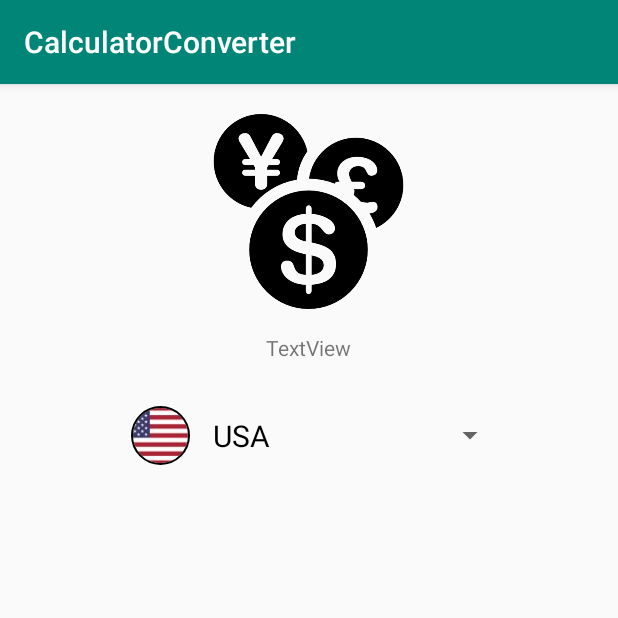
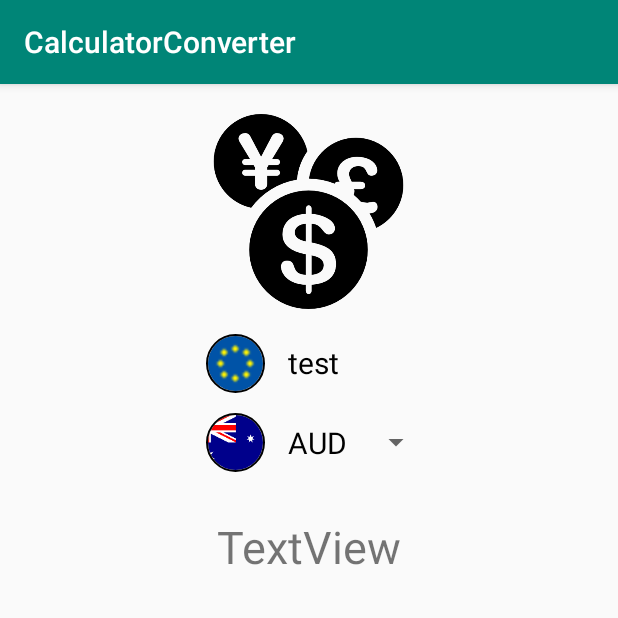
Before and after one commit to karadimou-mar/calculator_converter, an Android app: the CurrencyActivity screen opened directly, with no data from a screen before it, on a phone screen of 412 x 824 dp, the top half of it. Run offline under Robolectric (Android 15) with nearby library versions, the phone set to English and light mode, and no system bars; our stand-ins replace CircleImageView; pictures from the network do not load.

Commit message:
Rates from API stored in a hashmap

```diff
--- a/app/src/main/java/com/example/calculatorconverter/CurrencyActivity.kt
+++ b/app/src/main/java/com/example/calculatorconverter/CurrencyActivity.kt
@@ -13,39 +13,60 @@ import kotlinx.android.synthetic.main.activity_currency.*
 import retrofit2.Call
 import retrofit2.Callback
 import retrofit2.Response
+import java.lang.reflect.Field
 
 class CurrencyActivity : AppCompatActivity() {
+
+    val hashMap = hashMapOf(
+        "AUD" to 0.0,
+        "CAD" to 0.0,
+        "CNY" to 0.0,
+        "GBP" to 0.0,
+        "JPY" to 0.0,
+        "USD" to 0.0
+    )
 
     override fun onCreate(savedInstanceState: Bundle?) {
         super.onCreate(savedInstanceState)
         setContentView(R.layout.activity_currency)
 
-       //getRates()
+        getRates()
 
-      spinner.adapter = CountriesArrayAdapter(this,
-          listOf(
-              Countries(R.drawable.usd, "USA"),
-              Countries(R.drawable.cad, "CANADA"),
-              Countries(R.drawable.gbp, "GREAT BRITAIN"),
-              Countries(R.drawable.jpy, "JAPAN")
-          ))
+        spinner.adapter = CountriesArrayAdapter(
+            this,
+            listOf(
+
+                Countries(R.drawable.aud, "AUD"),
+                Countries(R.drawable.cad, "CAD"),
+                Countries(R.drawable.cny, "CNY"),
+                Countries(R.drawable.gbp, "GBP"),
+                Countries(R.drawable.jpy, "JPY"),
+                Countries(R.drawable.usd, "USD")
+            )
+        )
+
+
 
         spinner.onItemSelectedListener = object : AdapterView.OnItemSelectedListener {
             override fun onNothingSelected(p0: AdapterView<*>?) {
-                TODO("not implemented") //To change body of created functions use File | Settings | File Templates.
+
             }
 
             override fun onItemSelected(p0: AdapterView<*>?, p1: View?, p2: Int, p3: Long) {
                 Log.d("TESTING", "LALALALALALLA")
-                getRates()
+                //getRates()
             }
 
         }
-}
+        //textView_currency.text = ""
 
-    private fun getRates(){
+
+
+    }
+
+    private fun getRates() {
         val call: Call<Currency> = CurrencyAPIClient.getLatest()
-        call.enqueue(object: Callback<Currency>{
+        call.enqueue(object : Callback<Currency> {
             override fun onFailure(call: Call<Currency>, t: Throwable) {
                 t.printStackTrace()
                 Log.e("FAILED CONNECTION", t.message)
@@ -54,8 +75,18 @@ class CurrencyActivity : AppCompatActivity() {
             override fun onResponse(call: Call<Currency>, response: Response<Currency>) {
                 val response: Currency? = response.body()
                 val rates: Rates = response!!.rates
-                Log.d("RESPONSE", ""+rates.USD)
-                textView_currency.text = rates.USD.toString()
+                //Log.d("RESPONSE", "" + rates.USD)
+                //textView_currency.text = rates.USD.toString()
+                hashMap["AUD"] = rates.AUD
+                hashMap["CAD"] = rates.CAD
+                hashMap["CNY"] = rates.CNY
+                hashMap["GBP"] = rates.GBP
+                hashMap["JPY"] = rates.JPY
+                hashMap["USD"] = rates.USD
+
+                for (hash in hashMap){
+                    Log.d("RATES", ""+hash.value)
+                }
             }
 
         })
--- a/app/src/main/java/com/example/calculatorconverter/MainActivity.kt
+++ b/app/src/main/java/com/example/calculatorconverter/MainActivity.kt
@@ -42,10 +42,11 @@ class MainActivity : AppCompatActivity(){
     }
 
     fun onDecimalClicked(view: View) {
-        if ((!(textView?.text.toString()).endsWith(".")) && lastNumeric) {
+        val list: List<String> = textView.text.split("[-+*/]".toRegex())
+        if (!(list.last().contains(".")) && lastNumeric) {
             textView.append((view as Button).text)
             lastNumeric = true
-            //TODO: operator cant be inserted when decimal point is already in
+
         }
 
     }
--- a/app/src/main/res/layout/activity_currency.xml
+++ b/app/src/main/res/layout/activity_currency.xml
@@ -11,11 +11,50 @@
         android:id="@+id/imageView"
         android:layout_width="150dp"
         android:layout_height="150dp"
+        android:layout_gravity="center_horizontal"
         android:layout_marginBottom="16dp"
+        android:paddingTop="20dp"
+        android:src="@drawable/ic_currency" />
+
+    <LinearLayout
+        android:layout_width="match_parent"
+        android:layout_height="40dp"
+        android:layout_marginLeft="-53.5dp"
+        android:gravity="center"
+        android:orientation="horizontal">
+
+        <de.hdodenhof.circleimageview.CircleImageView
+            android:id="@+id/imageView_base"
+            android:layout_width="50dp"
+            android:layout_height="50dp"
+            android:padding="5dp"
+            android:src="@drawable/eur"
+            app:civ_border_color="@color/black"
+            app:civ_border_width="1dp" />
+
+        <TextView
+            android:id="@+id/textView_amount"
+            android:layout_width="wrap_content"
+            android:layout_height="wrap_content"
+            android:paddingStart="10dp"
+            android:gravity="center_horizontal"
+            android:text="test"
+            android:textColor="@color/black"
+            android:textSize="20sp" />
+
+
+    </LinearLayout>
+
+
+
+
+    <Spinner
+        android:id="@+id/spinner"
+        android:layout_width="wrap_content"
+        android:layout_height="wrap_content"
         android:layout_gravity="center_horizontal"
-        android:src="@drawable/ic_currency"
-        android:paddingTop="20dp"/>
-
+        android:layout_marginBottom="16dp"
+        android:spinnerMode="dialog" />
 
     <TextView
         android:id="@+id/textView_currency"
@@ -24,18 +63,6 @@
         android:layout_gravity="center_horizontal"
         android:layout_marginBottom="16dp"
         android:text="TextView"
-        android:layout_below="@+id/imageView"/>
-
-    <androidx.appcompat.widget.AppCompatSpinner
-        android:id="@+id/spinner"
-        android:layout_width="wrap_content"
-        android:layout_height="wrap_content"
-        android:layout_gravity="center_horizontal"
-        app:layout_constraintBottom_toBottomOf="parent"
-        app:layout_constraintEnd_toEndOf="parent"
-        app:layout_constraintHorizontal_bias="0.0"
-        app:layout_constraintStart_toStartOf="parent"
-        app:layout_constraintTop_toBottomOf="@+id/textView_currency"
-        app:layout_constraintVertical_bias="0.053" />
+        android:textSize="30sp" />
 
 </LinearLayout>
```
Also changed, not shown: app/src/main/res/drawable-v24/eur.png (added).
